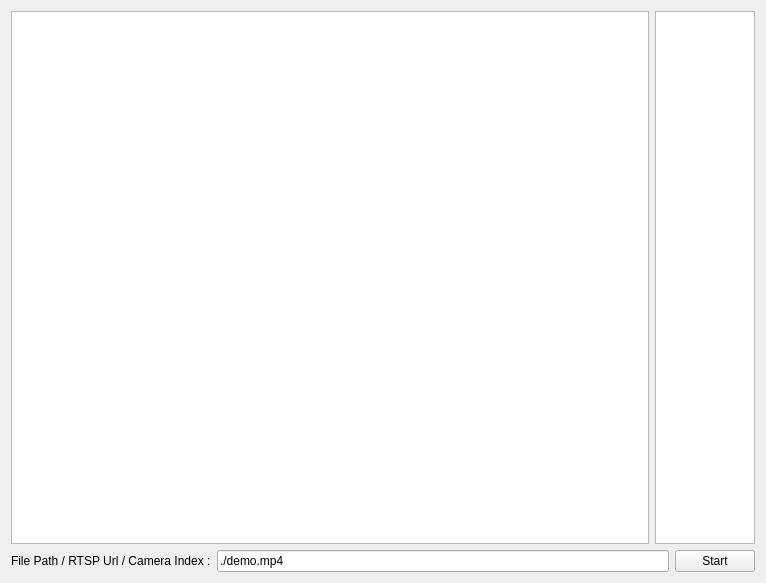
Before: the Qt Designer form src/qt/mainwindow.ui in UtkuBulkan/watch, drawn with Qt 5.
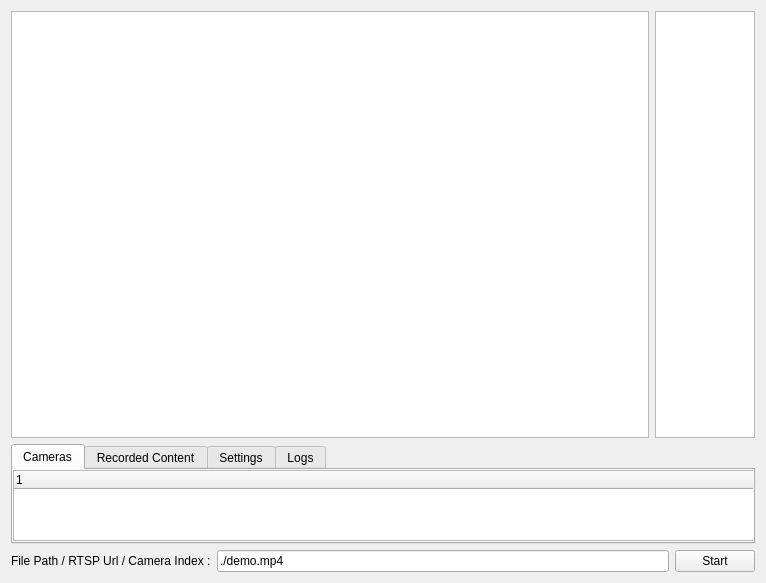
After: the same form once the commit is applied.

Commit message: Added mysql connection mechanisms + camera input treeWidget list, and tabbed view in main screen

What changed in the file:
```diff
--- a/src/qt/mainwindow.ui
+++ b/src/qt/mainwindow.ui
@@ -15,7 +15,9 @@
   </property>
   <widget class="QWidget" name="centralWidget">
    <layout class="QGridLayout" name="gridLayout">
-    <item row="0" column="0" rowspan="2">
+    <item row="0" column="0">
+     <layout class="QVBoxLayout" name="verticalLayout_2">
+      <item>
      <layout class="QHBoxLayout" name="horizontalLayout_2">
       <item>
        <widget class="QGraphicsView" name="graphicsView">
@@ -60,8 +62,77 @@
       </item>
      </layout>
     </item>
-    <item row="2" column="0">
+      <item>
+       <widget class="QTabWidget" name="tabWidget">
+        <property name="sizePolicy">
+         <sizepolicy hsizetype="Expanding" vsizetype="Expanding">
+          <horstretch>0</horstretch>
+          <verstretch>0</verstretch>
+         </sizepolicy>
+        </property>
+        <property name="maximumSize">
+         <size>
+          <width>16777215</width>
+          <height>100</height>
+         </size>
+        </property>
+        <property name="currentIndex">
+         <number>0</number>
+        </property>
+        <widget class="QWidget" name="tab_1">
+         <property name="sizePolicy">
+          <sizepolicy hsizetype="Expanding" vsizetype="Expanding">
+           <horstretch>0</horstretch>
+           <verstretch>0</verstretch>
+          </sizepolicy>
+         </property>
+         <attribute name="title">
+          <string>Cameras</string>
+         </attribute>
+         <widget class="QTreeWidget" name="treeWidget">
+          <property name="geometry">
+           <rect>
+            <x>0</x>
+            <y>0</y>
+            <width>746</width>
+            <height>71</height>
+           </rect>
+          </property>
+          <property name="sizePolicy">
+           <sizepolicy hsizetype="Expanding" vsizetype="Expanding">
+            <horstretch>0</horstretch>
+            <verstretch>0</verstretch>
+           </sizepolicy>
+          </property>
+          <column>
+           <property name="text">
+            <string notr="true">1</string>
+           </property>
+          </column>
+         </widget>
+        </widget>
+        <widget class="QWidget" name="tab_2">
+         <attribute name="title">
+          <string>Recorded Content</string>
+         </attribute>
+        </widget>
+        <widget class="QWidget" name="tab_3">
+         <attribute name="title">
+          <string>Settings</string>
+         </attribute>
+        </widget>
+        <widget class="QWidget" name="tab_4">
+         <attribute name="title">
+          <string>Logs</string>
+         </attribute>
+        </widget>
+       </widget>
+      </item>
+      <item>
      <layout class="QHBoxLayout" name="horizontalLayout">
+        <property name="sizeConstraint">
+         <enum>QLayout::SetDefaultConstraint</enum>
+        </property>
       <item>
        <widget class="QLabel" name="label">
         <property name="text">
@@ -82,6 +153,8 @@
          <string>Start</string>
         </property>
        </widget>
+        </item>
+       </layout>
       </item>
      </layout>
     </item>
```
Lines whose indentation alone changed are shown as unchanged. The commit also changes 6 other files.
